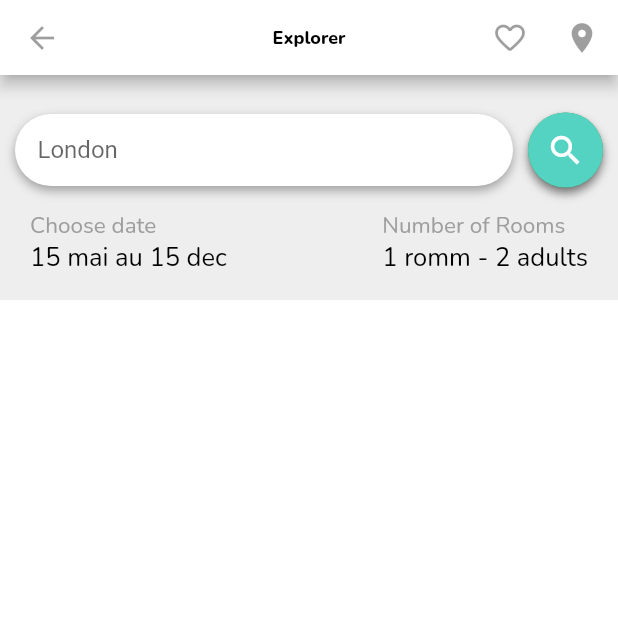
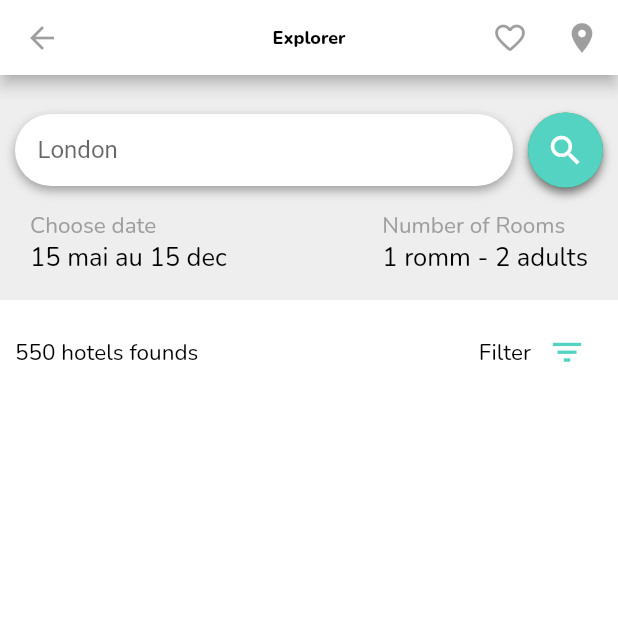
Before and after one commit to victoireMyinda/booking-design-flutter, a Flutter app: the screen it shows after launch, on a phone screen of 412 x 824 dp, the top half of it. Run offline on Flutter 3.47's test engine with Material 2 defaults, Android fonts, the phone set to English and light mode, and no system bars; our stand-ins replace google_fonts.

Commit message:
main: add_filter_hotels_widget_in_hotel_widget

```diff
--- a/lib/pages/home/widgets/hotel.dart
+++ b/lib/pages/home/widgets/hotel.dart
@@ -1,4 +1,6 @@
 import 'package:flutter/material.dart';
+import 'package:google_fonts/google_fonts.dart';
+import 'package:hotels/pages/home/home.dart';
 
 class Hotel extends StatelessWidget {
   const Hotel({super.key});
@@ -6,8 +8,34 @@ class Hotel extends StatelessWidget {
   @override
   Widget build(BuildContext context) {
     return Container(
+      padding: const EdgeInsets.all(10),
       height: 2000,
       color: Colors.white,
+      child: Column(children: [
+        Container(
+          height: 50,
+          child: Row(
+            mainAxisAlignment: MainAxisAlignment.spaceBetween,
+            children: [
+              Text(
+                "550 hotels founds",
+                style: GoogleFonts.nunito(color: Colors.black, fontSize: 15),
+              ),
+              Row(
+                children: [
+                  Text("Filter",
+                      style: GoogleFonts.nunito(
+                          color: Colors.black, fontSize: 15)),
+                  const IconButton(
+                      onPressed: null,
+                      icon: Icon(Icons.filter_list_outlined,
+                          color: dgreen, size: 25))
+                ],
+              ),
+            ],
+          ),
+        ),
+      ]),
     );
   }
 }
```
